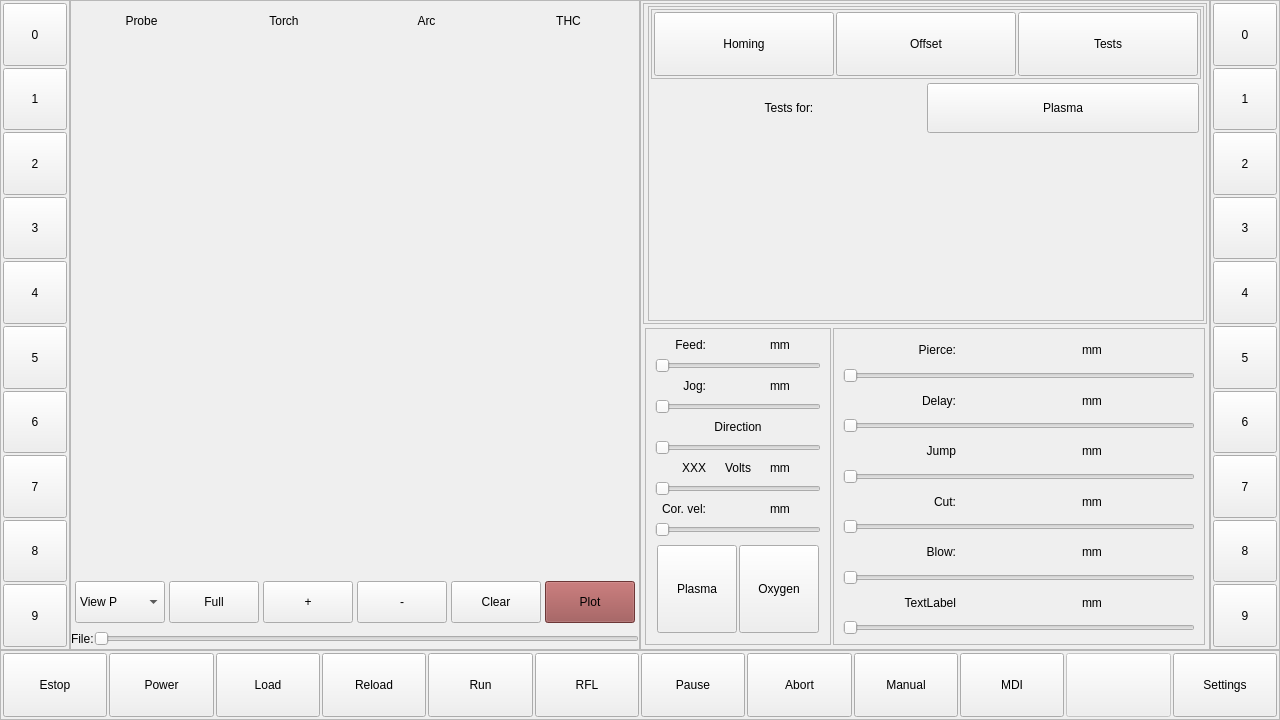
The window that qtgui/qtgui.ui (daiman444/lcnc29_lpt_qtplasma) describes before a commit, drawn with Qt 5.
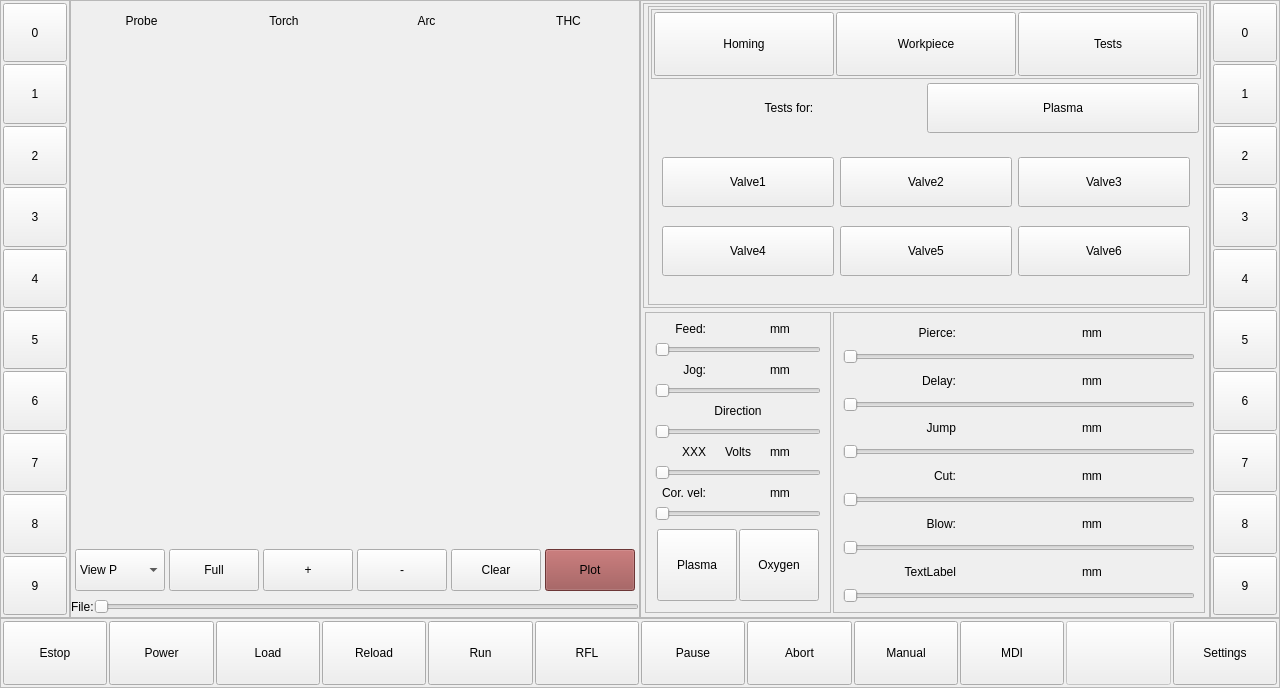
The same window after the commit. The open tabs and pages were chosen to show the change. Custom widgets are drawn as their Qt base class.

Commit message: widgets for axygen

Diff of the .ui file:
```diff
--- a/qtgui/qtgui.ui
+++ b/qtgui/qtgui.ui
@@ -7,7 +7,7 @@
     <x>0</x>
     <y>0</y>
     <width>1280</width>
-    <height>720</height>
+    <height>688</height>
    </rect>
   </property>
   <property name="minimumSize">
@@ -1547,7 +1547,7 @@
                           </sizepolicy>
                          </property>
                          <property name="text">
-                          <string>Offset</string>
+                          <string>Workpiece</string>
                          </property>
                         </widget>
                        </item>
@@ -1902,7 +1902,124 @@
                             </item>
                            </layout>
                           </widget>
-                          <widget class="QWidget" name="page_11"/>
+                          <widget class="QWidget" name="page_11">
+                           <layout class="QGridLayout" name="gridLayout_10">
+                            <item row="0" column="2">
+                             <widget class="QPushButton" name="pb_bottom_38">
+                              <property name="sizePolicy">
+                               <sizepolicy hsizetype="Preferred" vsizetype="Expanding">
+                                <horstretch>0</horstretch>
+                                <verstretch>0</verstretch>
+                               </sizepolicy>
+                              </property>
+                              <property name="maximumSize">
+                               <size>
+                                <width>16777215</width>
+                                <height>50</height>
+                               </size>
+                              </property>
+                              <property name="text">
+                               <string>Valve2</string>
+                              </property>
+                             </widget>
+                            </item>
+                            <item row="0" column="1">
+                             <widget class="QPushButton" name="pb_bottom_37">
+                              <property name="sizePolicy">
+                               <sizepolicy hsizetype="Preferred" vsizetype="Expanding">
+                                <horstretch>0</horstretch>
+                                <verstretch>0</verstretch>
+                               </sizepolicy>
+                              </property>
+                              <property name="maximumSize">
+                               <size>
+                                <width>16777215</width>
+                                <height>50</height>
+                               </size>
+                              </property>
+                              <property name="text">
+                               <string>Valve1</string>
+                              </property>
+                             </widget>
+                            </item>
+                            <item row="4" column="1">
+                             <widget class="QPushButton" name="pb_bottom_39">
+                              <property name="sizePolicy">
+                               <sizepolicy hsizetype="Preferred" vsizetype="Expanding">
+                                <horstretch>0</horstretch>
+                                <verstretch>0</verstretch>
+                               </sizepolicy>
+                              </property>
+                              <property name="maximumSize">
+                               <size>
+                                <width>16777215</width>
+                                <height>50</height>
+                               </size>
+                              </property>
+                              <property name="text">
+                               <string>Valve4</string>
+                              </property>
+                             </widget>
+                            </item>
+                            <item row="4" column="2">
+                             <widget class="QPushButton" name="pb_bottom_40">
+                              <property name="sizePolicy">
+                               <sizepolicy hsizetype="Preferred" vsizetype="Expanding">
+                                <horstretch>0</horstretch>
+                                <verstretch>0</verstretch>
+                               </sizepolicy>
+                              </property>
+                              <property name="maximumSize">
+                               <size>
+                                <width>16777215</width>
+                                <height>50</height>
+                               </size>
+                              </property>
+                              <property name="text">
+                               <string>Valve5</string>
+                              </property>
+                             </widget>
+                            </item>
+                            <item row="0" column="3">
+                             <widget class="QPushButton" name="pb_bottom_41">
+                              <property name="sizePolicy">
+                               <sizepolicy hsizetype="Preferred" vsizetype="Expanding">
+                                <horstretch>0</horstretch>
+                                <verstretch>0</verstretch>
+                               </sizepolicy>
+                              </property>
+                              <property name="maximumSize">
+                               <size>
+                                <width>16777215</width>
+                                <height>50</height>
+                               </size>
+                              </property>
+                              <property name="text">
+                               <string>Valve3</string>
+                              </property>
+                             </widget>
+                            </item>
+                            <item row="4" column="3">
+                             <widget class="QPushButton" name="pb_bottom_42">
+                              <property name="sizePolicy">
+                               <sizepolicy hsizetype="Preferred" vsizetype="Expanding">
+                                <horstretch>0</horstretch>
+                                <verstretch>0</verstretch>
+                               </sizepolicy>
+                              </property>
+                              <property name="maximumSize">
+                               <size>
+                                <width>16777215</width>
+                                <height>50</height>
+                               </size>
+                              </property>
+                              <property name="text">
+                               <string>Valve6</string>
+                              </property>
+                             </widget>
+                            </item>
+                           </layout>
+                          </widget>
                          </widget>
                         </item>
                        </layout>
```
Left out of the diff: 5 changed lines with no effect on the pictures.
